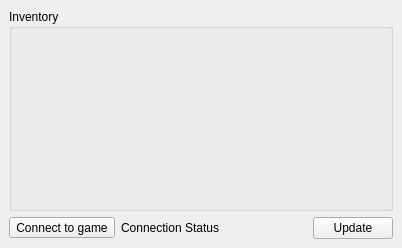
First picture: the form in randovania/gui/ui_files/auto_tracker_window.ui, repository randovania/randovania, before the edit.
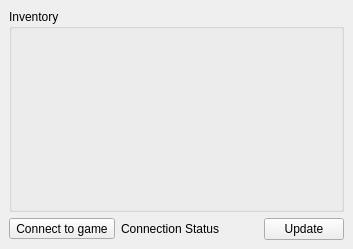
Second picture: the form after the edit.

```diff
--- a/randovania/gui/ui_files/auto_tracker_window.ui
+++ b/randovania/gui/ui_files/auto_tracker_window.ui
@@ -6,8 +6,8 @@
    <rect>
     <x>0</x>
     <y>0</y>
-    <width>402</width>
-    <height>248</height>
+    <width>353</width>
+    <height>249</height>
    </rect>
   </property>
   <property name="windowTitle">
```
Left out of the diff: 2 changed lines with no effect on the pictures.
